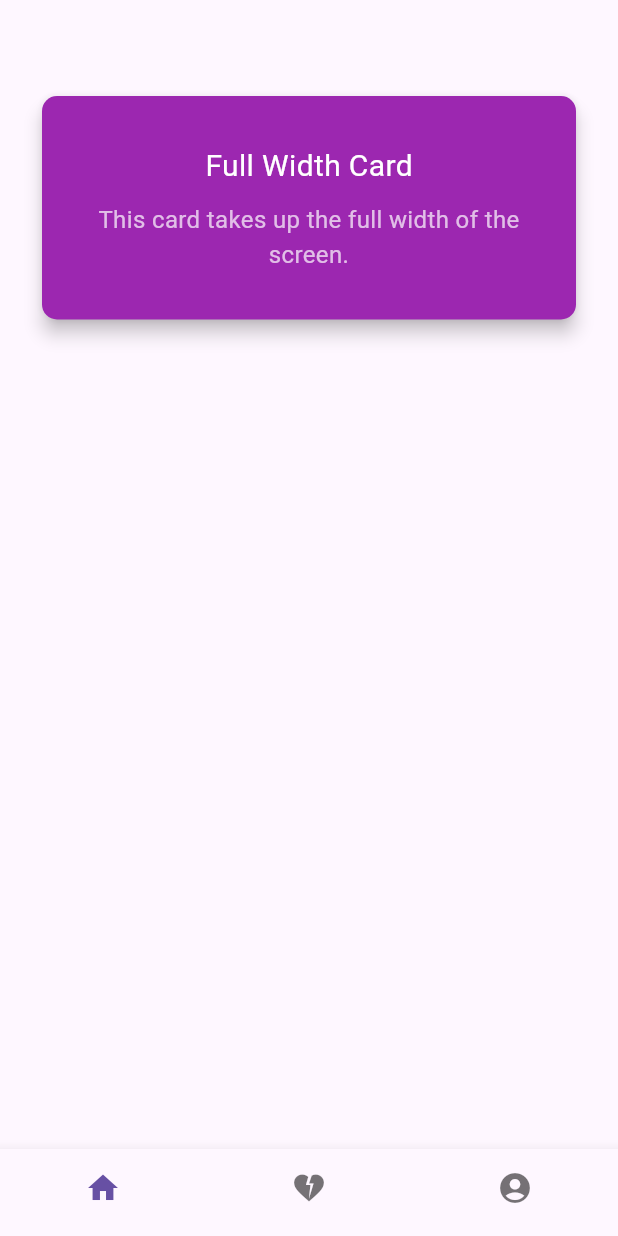
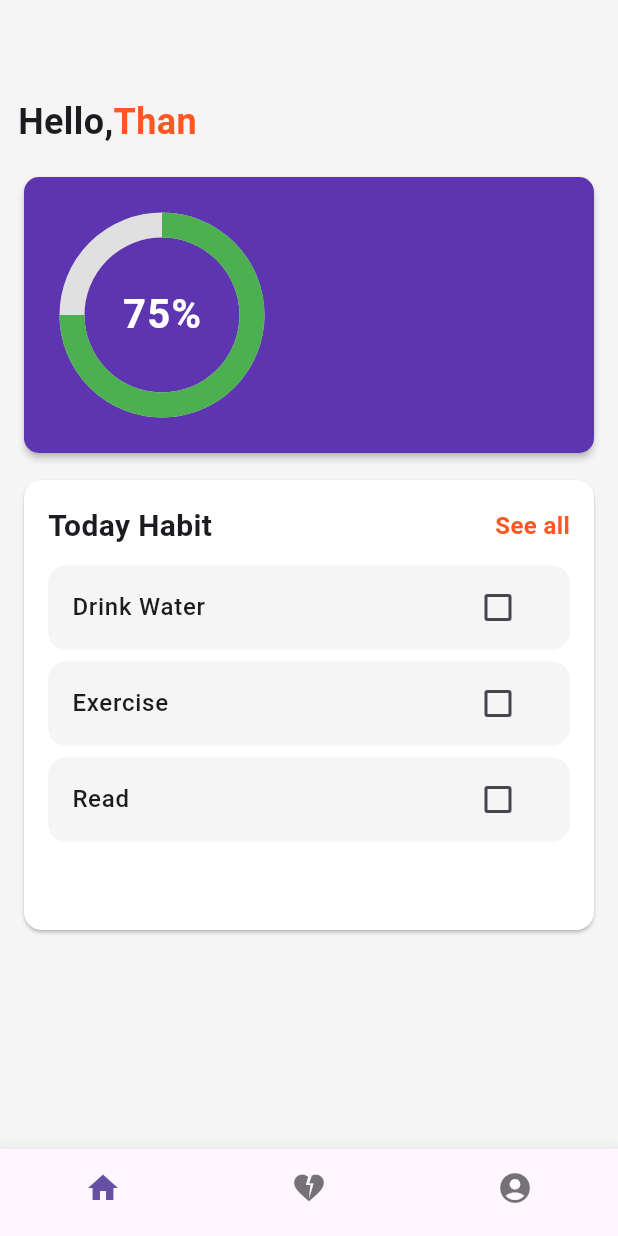
Before and after one commit to thanchayawikgithub/habit-frontend, a Flutter app: the screen it shows after launch, on a phone screen of 412 x 824 dp. Run offline on Flutter 3.47's test engine with Material 3 defaults, Android fonts, the light colour scheme and no system bars; our stand-ins replace get.

Commit message:
add today habit

```diff
--- /dev/null
+++ b/lib/app/data/models/habit.dart
@@ -0,0 +1,62 @@
+// ignore_for_file: public_member_api_docs, sort_constructors_first
+import 'dart:convert';
+
+class Habit {
+  int? id;
+  String title;
+  String description;
+  Habit({
+    this.id,
+    required this.title,
+    required this.description,
+  });
+
+  Habit copyWith({
+    int? id,
+    String? title,
+    String? description,
+  }) {
+    return Habit(
+      id: id ?? this.id,
+      title: title ?? this.title,
+      description: description ?? this.description,
+    );
+  }
+
+  Map<String, dynamic> toMap() {
+    return <String, dynamic>{
+      'id': id,
+      'title': title,
+      'description': description,
+    };
+  }
+
+  factory Habit.fromMap(Map<String, dynamic> map) {
+    return Habit(
+      id: map['id'] != null ? map['id'] as int : null,
+      title: map['title'] as String,
+      description: map['description'] as String,
+    );
+  }
+
+  String toJson() => json.encode(toMap());
+
+  factory Habit.fromJson(String source) =>
+      Habit.fromMap(json.decode(source) as Map<String, dynamic>);
+
+  @override
+  String toString() =>
+      'Habit(id: $id, title: $title, description: $description)';
+
+  @override
+  bool operator ==(covariant Habit other) {
+    if (identical(this, other)) return true;
+
+    return other.id == id &&
+        other.title == title &&
+        other.description == description;
+  }
+
+  @override
+  int get hashCode => id.hashCode ^ title.hashCode ^ description.hashCode;
+}
--- a/lib/app/modules/home/views/home_view.dart
+++ b/lib/app/modules/home/views/home_view.dart
@@ -1,54 +1,46 @@
 import 'package:flutter/material.dart';
-
 import 'package:get/get.dart';
 import 'package:habit_frontend/app/layout/bottom_app_bar.dart';
+import 'package:habit_frontend/app/modules/home/widgets/progress_card.dart';
+import 'package:habit_frontend/app/modules/home/widgets/today_habit.dart';
 
 import '../controllers/home_controller.dart';
 
 class HomeView extends GetView<HomeController> {
   const HomeView({Key? key}) : super(key: key);
+
   @override
   Widget build(BuildContext context) {
     return Scaffold(
       bottomNavigationBar: BottomAppBarWidget(),
       body: Container(
-            padding: EdgeInsets.only(left: 24.0, right: 24.0, top: 60.0),
+        color: Colors.grey[100],
+        padding: const EdgeInsets.only(left: 12.0, right: 12.0, top: 64.0),
         child: Column(
+          crossAxisAlignment: CrossAxisAlignment.start,
           children: [
-                Center(
-                    child: Card(
-                  color: Colors.purple, // Set the card color to purple
-                  elevation: 5,
-                  shape: RoundedRectangleBorder(
-                    borderRadius: BorderRadius.circular(10),
-                  ),
-                  child: Padding(
-                    padding: const EdgeInsets.all(16.0),
-                    child: Container(
-                      width: MediaQuery.of(context)
-                          .size
-                          .width, // Set the card width to the screen width
-                      padding: EdgeInsets.all(16.0),
-                      child: Column(
-                        mainAxisSize: MainAxisSize.min,
+            Row(
               children: [
                 Text(
-                            'Full Width Card',
-                            style: TextStyle(fontSize: 20, color: Colors.white),
+                  'Hello,',
+                  style: TextStyle(fontSize: 24, fontWeight: FontWeight.bold),
                 ),
+                Text(
+                  'Than',
+                  style: TextStyle(
+                      fontSize: 24,
+                      fontWeight: FontWeight.bold,
+                      color: Colors.deepOrange[500]),
+                )
+              ],
+            ),
+            SizedBox(height: 16),
+            ProgressCard(),
             SizedBox(height: 10),
-                          Text(
-                            'This card takes up the full width of the screen.',
-                            style:
-                                TextStyle(fontSize: 16, color: Colors.white70),
-                            textAlign: TextAlign.center,
-                          ),
+            TodayHabit()
           ],
         ),
       ),
-                  ),
-                ))
-              ],
-            )));
+    );
   }
 }
--- /dev/null
+++ b/lib/app/modules/home/widgets/progress_card.dart
@@ -0,0 +1,61 @@
+import 'package:flutter/material.dart';
+
+class ProgressCard extends StatelessWidget {
+  const ProgressCard({Key? key}) : super(key: key);
+
+  @override
+  Widget build(BuildContext context) {
+    double progressValue = 0.75;
+    return Card(
+      color: Colors.deepPurple[600],
+      elevation: 2,
+      shape: RoundedRectangleBorder(
+        borderRadius: BorderRadius.circular(10),
+      ),
+      child: Padding(
+        padding: const EdgeInsets.all(16.0),
+        child: Container(
+          width: MediaQuery.of(context).size.width,
+          padding: const EdgeInsets.all(16.0),
+          child: Column(
+            children: [
+              Row(
+                children: [
+                  SizedBox(
+                    width: 120, // Adjust to increase size
+                    height: 120, // Adjust to increase size
+                    child: FittedBox(
+                      // Use FittedBox to scale the CircularProgressIndicator
+                      child: Stack(
+                        alignment: Alignment.center,
+                        children: [
+                          CircularProgressIndicator(
+                            value: progressValue,
+                            backgroundColor: Colors.grey[300],
+                            valueColor: const AlwaysStoppedAnimation<Color>(
+                                Colors.green),
+                            strokeWidth: 5, // Adjust thickness as needed
+                          ),
+                          Center(
+                            child: Text(
+                              '${(progressValue * 100).toInt()}%',
+                              style: const TextStyle(
+                                fontSize: 8,
+                                color: Colors.white,
+                                fontWeight: FontWeight.bold,
+                              ),
+                            ),
+                          ),
+                        ],
+                      ),
+                    ),
+                  ),
+                ],
+              )
+            ],
+          ),
+        ),
+      ),
+    );
+  }
+}
--- /dev/null
+++ b/lib/app/modules/home/widgets/today_habit.dart
@@ -0,0 +1,76 @@
+import 'package:flutter/material.dart';
+import 'package:habit_frontend/app/data/models/habit.dart';
+
+class TodayHabit extends StatelessWidget {
+  const TodayHabit({Key? key}) : super(key: key);
+
+  @override
+  Widget build(BuildContext context) {
+    List<Habit> todayHabits = [
+      Habit(title: "Drink Water", description: "Drink Water 8 cups"),
+      Habit(title: "Exercise", description: "30 minutes of workout"),
+      Habit(title: "Read", description: "Read for 20 minutes"),
+    ];
+
+    return Card(
+      color: Colors.white,
+      child: Container(
+        width: MediaQuery.of(context).size.width,
+        height: 300,
+        padding: EdgeInsets.all(16),
+        child: Column(
+          crossAxisAlignment: CrossAxisAlignment.start,
+          children: [
+            Row(
+              mainAxisAlignment: MainAxisAlignment.spaceBetween,
+              children: [
+                Text(
+                  'Today Habit',
+                  style: TextStyle(fontWeight: FontWeight.bold, fontSize: 20),
+                ),
+                Text(
+                  'See all',
+                  style: TextStyle(
+                      fontWeight: FontWeight.bold,
+                      fontSize: 16,
+                      color: Colors.deepOrange[500]),
+                )
+              ],
+            ),
+            SizedBox(
+              height: 12,
+            ),
+            Expanded(
+              child: ListView.builder(
+                itemCount: todayHabits.length,
+                itemBuilder: (context, index) {
+                  return Container(
+                    margin: EdgeInsets.only(bottom: 8), // Space between items
+                    decoration: BoxDecoration(
+                      color: Colors.grey[100], // Grey background
+                      borderRadius:
+                          BorderRadius.circular(12), // Rounded corners
+                    ),
+                    child: ListTile(
+                      minVerticalPadding: 16,
+                      title: Text(
+                        todayHabits[index].title,
+                        style: TextStyle(fontWeight: FontWeight.w500),
+                      ),
+                      trailing: Checkbox(
+                        value: false, // Set this based on your state
+                        onChanged: (bool? value) {
+                          // Handle checkbox change
+                        },
+                      ),
+                    ),
+                  );
+                },
+              ),
+            ),
+          ],
+        ),
+      ),
+    );
+  }
+}
--- /dev/null
+++ b/lib/app/modules/home/widgets/your_goals.dart
@@ -0,0 +1,10 @@
+import 'package:flutter/material.dart';
+
+class YourGoals extends StatelessWidget {
+  const YourGoals({Key? key}) : super(key: key);
+
+  @override
+  Widget build(BuildContext context) {
+    return Container();
+  }
+}
```
Lines whose indentation alone changed are shown as unchanged.
